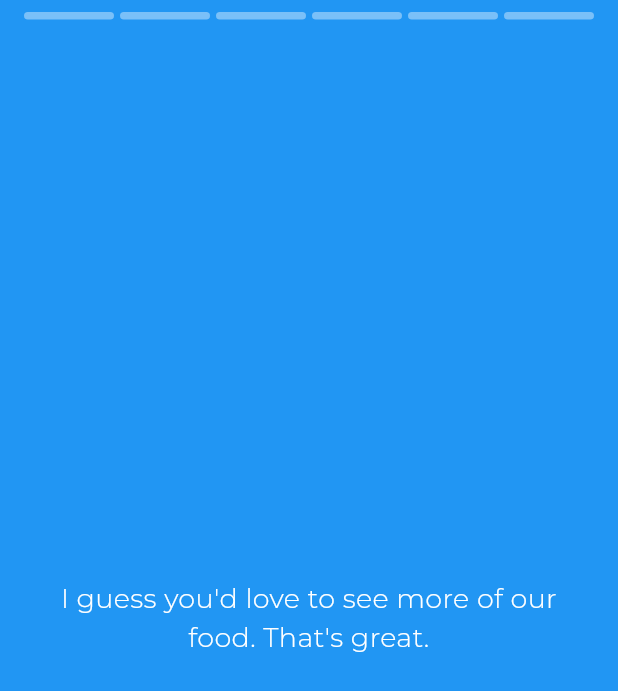
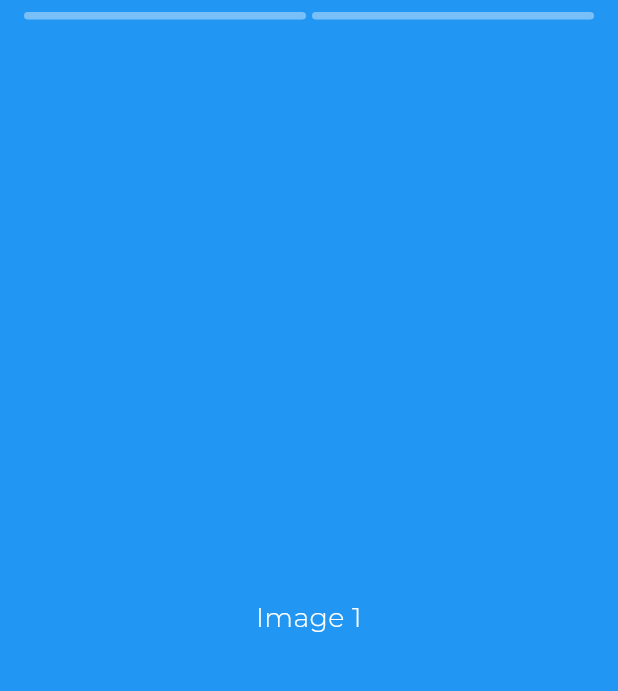
Before and after one commit to elsonkhoza/duulo-app, a Flutter app: the MeetStories screen opened directly, on a phone screen of 412 x 824 dp. Shown: the top 691 px of the screen. Run offline on Flutter 3.47's test engine with Material 2 defaults, Android fonts, the phone set to English and light mode, and no system bars; drawn by our look-alikes of story_view; our stand-ins replace font_awesome_flutter; project files that could hold a hidden picture were left out.

Commit message:
Meets Stories Update

```diff
--- a/lib/modules/meets/ui/widgets/meet_stories_widget.dart
+++ b/lib/modules/meets/ui/widgets/meet_stories_widget.dart
@@ -20,48 +20,17 @@ class _MeetStoriesState extends State<MeetStories> {
   @override
   Widget build(BuildContext context) {
     return Scaffold(
-
       body: StoryView(
         storyItems: [
           StoryItem.text(
-            title: "I guess you'd love to see more of our food. That's great.",
+            title: "Image 1",
             backgroundColor: Colors.blue,
           ),
           StoryItem.text(
-            title: "Nice!\n\nTap to continue.",
+            title: "Image 2",
             backgroundColor: Colors.red,
-            textStyle: TextStyle(
-              fontFamily: 'Dancing',
-              fontSize: 40,
-            ),
-          ),
-          StoryItem.pageImage(
-            url:
-            "https://www.google.com/url?sa=i&url=https%3A%2F%2Fwww.pexels.com%2Fsearch%2Fbeautiful%2520woman%2F&psig=AOvVaw07tmLPp773nJW9JpwQhdkC&ust=1696763223800000&source=images&cd=vfe&opi=89978449&ved=0CBEQjRxqFwoTCIiEtNzl44EDFQAAAAAdAAAAABAE",
-            caption: "Still sampling",
-            controller: storyController,
-          ),
-          StoryItem.pageImage(
-              url: "https://media.giphy.com/media/5GoVLqeAOo6PK/giphy.gif",
-              caption: "Working with gifs",
-              controller: storyController),
-          StoryItem.pageImage(
-            url: "https://media.giphy.com/media/XcA8krYsrEAYXKf4UQ/giphy.gif",
-            caption: "Hello, from the other side",
-            controller: storyController,
-          ),
-          StoryItem.pageImage(
-            url: "https://media.giphy.com/media/XcA8krYsrEAYXKf4UQ/giphy.gif",
-            caption: "Hello, from the other side2",
-            controller: storyController,
           ),
         ],
-        onStoryShow: (s) {
-          print("Showing a story");
-        },
-        onComplete: () {
-          print("Completed a cycle");
-        },
         progressPosition: ProgressPosition.top,
         repeat: false,
         controller: storyController,
```
